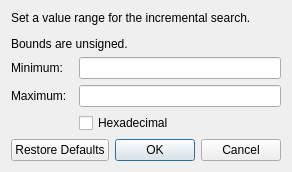
The window that src/rangedialog.ui (DUzzL/Seed-Atlas) describes before a commit, drawn with Qt 5.
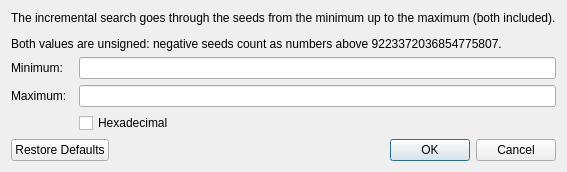
The same window after the commit. Icons and pictures are not drawn.

Commit message:
Seed Atlas: redesign, End portals, Amplified, datapack worlds and MCP server
- Redesigned interface.
- End Portals tool: stronghold portals and their eyes, with a 12-eye seed
  search on CPU and GPU.
- World type Amplified (1.18+) with real terrain heights.
- Datapack worlds: load data packs or mod jars and get the biome map,
  structures, heights, Nether and End, seed search and analyses computed
  locally (1.18.2 to 26.3).
- MCP server (seed-atlas --mcp) for AI clients, with rights set in the
  settings.
- Reference data from real vanilla servers and tests for all of the above.

Diff of the .ui file:
```diff
--- a/src/rangedialog.ui
+++ b/src/rangedialog.ui
@@ -37,7 +37,7 @@
    <item row="0" column="0" colspan="3">
     <widget class="QLabel" name="label">
      <property name="text">
-      <string>&lt;html&gt;&lt;head/&gt;&lt;body&gt;&lt;p&gt;Set a value range for the incremental search. &lt;/p&gt;&lt;p&gt;Bounds are unsigned.&lt;/p&gt;&lt;/body&gt;&lt;/html&gt;</string>
+      <string>&lt;html&gt;&lt;head/&gt;&lt;body&gt;&lt;p&gt;The incremental search goes through the seeds from the minimum up to the maximum (both included).&lt;/p&gt;&lt;p&gt;Both values are unsigned: negative seeds count as numbers above 9223372036854775807.&lt;/p&gt;&lt;/body&gt;&lt;/html&gt;</string>
      </property>
     </widget>
    </item>
```
Left out of the diff: 2 changed lines with no effect on the pictures. The commit also changes 735 other files.
